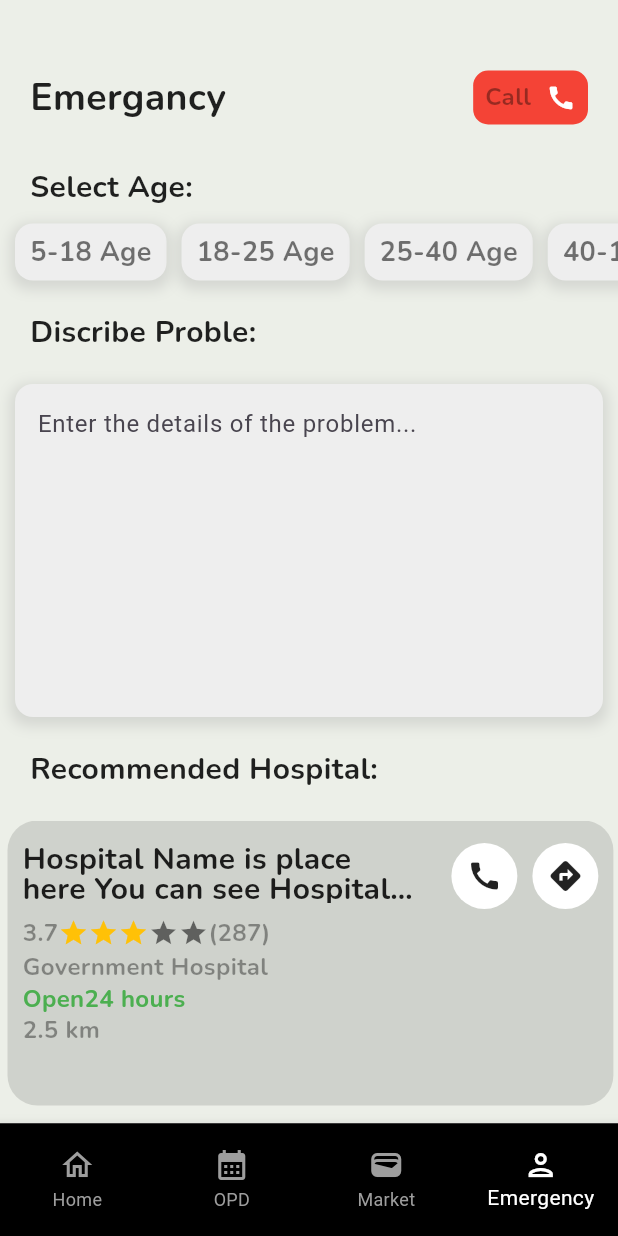
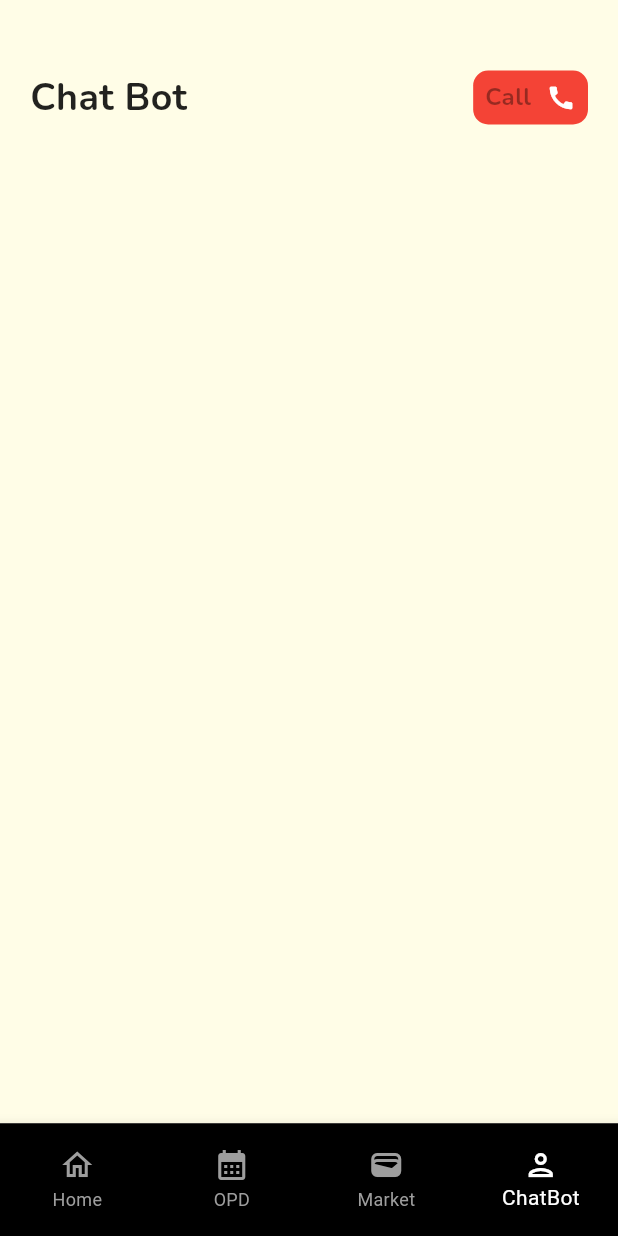
Before and after one commit to Rudra-Karangutkar/Hospital_Care, a Flutter app: the screen it shows after launch, item 4 of the bottom bar chosen, on a phone screen of 412 x 824 dp. Run offline on Flutter 3.47's test engine with Material 3 defaults, Android fonts, the phone set to English and light mode, and no system bars; our stand-ins replace table_calendar; missing offline and left inert: dart:ffi.

Commit message:
Fourth Commit

```diff
--- a/health_care/lib/pages/book_opd.dart
+++ b/health_care/lib/pages/book_opd.dart
@@ -39,7 +39,7 @@ class _BookOpdState extends State<BookOpd> {
   @override
   Widget build(BuildContext context) {
     return Scaffold(
-       backgroundColor: Color(0xffecefe8),
+       backgroundColor: Color(0xfffffde7),
       body: Container(
         child: Column(
           children: [
--- a/health_care/lib/pages/bottomnav.dart
+++ b/health_care/lib/pages/bottomnav.dart
@@ -1,4 +1,5 @@
 import 'package:flutter/material.dart';
+import 'package:health_care/pages/chatbot.dart';
 import 'package:health_care/pages/opd.dart';
 import 'package:health_care/pages/emergency.dart';
 import 'package:health_care/pages/market.dart';
@@ -19,7 +20,7 @@ class _BottomNavState extends State<BottomNav> {
   late Home homapage;
   late Opd opdpage;
   late Market marketpage;
-  late Emergency emergencypage;
+  late ChatBot chatbotpage;
 
   @override
   void initState() {
@@ -27,9 +28,9 @@ class _BottomNavState extends State<BottomNav> {
     homapage = Home();
     opdpage = Opd();
     marketpage = Market();
-    emergencypage = Emergency();
+    chatbotpage = ChatBot();
 
-    pages = [homapage, opdpage, marketpage, emergencypage];
+    pages = [homapage, opdpage, marketpage, chatbotpage];
   }
 
   @override
@@ -61,7 +62,7 @@ class _BottomNavState extends State<BottomNav> {
             ),
             BottomNavigationBarItem(
               icon: Icon(Icons.person_outlined),
-              label: 'Emergency',
+              label: 'ChatBot',
             ),
           ],
           selectedItemColor: Colors.white,
--- /dev/null
+++ b/health_care/lib/pages/chatbot.dart
@@ -0,0 +1,81 @@
+import 'package:flutter/material.dart';
+import 'package:health_care/widgets/widgets_support.dart';
+
+
+
+class ChatBot extends StatefulWidget {
+  const ChatBot({super.key});
+
+  @override
+  State<ChatBot> createState() => _ChatBotState();
+}
+
+class _ChatBotState extends State<ChatBot> {
+  @override
+  Widget build(BuildContext context) {
+    return Scaffold(
+      backgroundColor: Color(0xfffffde7),
+      body: Container(
+        child: Column(
+          children: [
+            Container(
+              height: 110,
+              width: MediaQuery.of(context).size.width,
+              child: AppBarMain(),
+            ),
+            Container(
+              child: Expanded(
+                child: SingleChildScrollView(
+                  child: Column(
+                    children: [
+                    ],
+                  ),
+                ),
+              ),
+            )
+          ],
+        ),
+      ),
+    );
+  }
+
+
+   Widget AppBarMain() {
+    return Container(
+      margin: EdgeInsets.only(top: 20, right: 20, left: 20),
+      child: Row(
+        children: [
+          Container(
+            child: Text(
+              'Chat Bot',
+              style: AppWidget.boldSize25TextStyle(),
+            ),
+          ),
+          Spacer(),
+          Container(
+            padding: EdgeInsets.all(8),
+            decoration: BoxDecoration(
+                color: Colors.red, borderRadius: BorderRadius.circular(10)),
+            child: Row(
+              children: [
+                Text(
+                  'Call',
+                  style: AppWidget.semiBoldSize16TextStyle(),
+                ),
+                SizedBox(
+                  width: 10,
+                ),
+                Icon(
+                  Icons.call,
+                  color: Colors.white,
+                  size: 20,
+                ),
+              ],
+            ),
+          )
+        ],
+      ),
+    );
+  }
+
+}
--- a/health_care/lib/pages/emergency.dart
+++ b/health_care/lib/pages/emergency.dart
@@ -13,7 +13,7 @@ class _EmergencyState extends State<Emergency> {
   @override
   Widget build(BuildContext context) {
     return Scaffold(
-      backgroundColor: Color(0xffecefe8),
+      backgroundColor: Color(0xfffffde7),
       body: Container(
         child: Column(
           children: [
@@ -101,7 +101,7 @@ class _EmergencyState extends State<Emergency> {
                     margin: EdgeInsets.only(left: 10, top: 10, bottom: 20),
                     decoration: BoxDecoration(
                       color:
-                          Colors.grey.shade200, // Background color for the box
+                          Colors.white, // Background color for the box
                       borderRadius:
                           BorderRadius.circular(12), // Rounded corners
                       boxShadow: [
@@ -125,7 +125,7 @@ class _EmergencyState extends State<Emergency> {
                     margin: EdgeInsets.only(left: 10, top: 10, bottom: 20),
                     decoration: BoxDecoration(
                       color:
-                          Colors.grey.shade200, // Background color for the box
+                          Colors.white, // Background color for the box
                       borderRadius:
                           BorderRadius.circular(12), // Rounded corners
                       boxShadow: [
@@ -149,7 +149,7 @@ class _EmergencyState extends State<Emergency> {
                     margin: EdgeInsets.only(left: 10, top: 10, bottom: 20),
                     decoration: BoxDecoration(
                       color:
-                          Colors.grey.shade200, // Background color for the box
+                          Colors.white, // Background color for the box
                       borderRadius:
                           BorderRadius.circular(12), // Rounded corners
                       boxShadow: [
@@ -174,7 +174,7 @@ class _EmergencyState extends State<Emergency> {
                         left: 10, top: 10, bottom: 20, right: 10),
                     decoration: BoxDecoration(
                       color:
-                          Colors.grey.shade200, // Background color for the box
+                          Colors.white, // Background color for the box
                       borderRadius:
                           BorderRadius.circular(12), // Rounded corners
                       boxShadow: [
@@ -218,7 +218,7 @@ class _EmergencyState extends State<Emergency> {
           Container(
             margin: EdgeInsets.only(left: 10, right: 10, top: 20),
             decoration: BoxDecoration(
-              color: Colors.grey.shade200,
+              color: Colors.white,
               borderRadius: BorderRadius.circular(12),
               boxShadow: [
                 BoxShadow(
@@ -468,4 +468,7 @@ class _EmergencyState extends State<Emergency> {
       ),
     );
   }
+
+
+
 }
--- a/health_care/lib/pages/history_opd.dart
+++ b/health_care/lib/pages/history_opd.dart
@@ -15,7 +15,7 @@ class _HistoryOpdState extends State<HistoryOpd> {
   @override
   Widget build(BuildContext context) {
     return Scaffold(
-       backgroundColor: Color(0xffecefe8),
+       backgroundColor: Color(0xfffffde7),
       body: Container(
         child: Column(
           children: [
--- a/health_care/lib/pages/opd.dart
+++ b/health_care/lib/pages/opd.dart
@@ -15,7 +15,7 @@ class _OpdState extends State<Opd> {
   @override
   Widget build(BuildContext context) {
     return Scaffold(
-      backgroundColor: Color(0xffecefe8),
+      backgroundColor: Color(0xfffffde7),
       body: Container(
         child: Column(
           children: [
--- a/health_care/lib/pages/profile.dart
+++ b/health_care/lib/pages/profile.dart
@@ -12,7 +12,7 @@ class _ProfileState extends State<Profile> {
   @override
   Widget build(BuildContext context) {
     return Scaffold(
-      backgroundColor: Color(0xffecefe8),
+      backgroundColor: Color(0xfffffde7),
       body: Container(
         child: Column(
           children: [
@@ -100,7 +100,7 @@ class _ProfileState extends State<Profile> {
         Container(
           child: CircleAvatar(
             radius: 70,
-            backgroundColor: Colors.green,
+            backgroundColor: Colors.red,
             backgroundImage:
                 AssetImage('assets/images/profile.png'), // Image from assets
           ),
--- a/health_care/lib/widgets/widgets_support.dart
+++ b/health_care/lib/widgets/widgets_support.dart
@@ -132,7 +132,7 @@ class AppWidget {
 
   static BoxDecoration greenShadowBoxDecoration() {
     return BoxDecoration(
-      color: const Color.fromARGB(255, 147, 255, 168),
+      color: Colors.blueGrey,
       borderRadius: BorderRadius.circular(10),
       // Shadow to create elevation effect
       boxShadow: [
@@ -147,7 +147,7 @@ class AppWidget {
   }
   static BoxDecoration lightgreenShadowBoxDecoration() {
     return BoxDecoration(
-      color: const Color.fromARGB(255, 235, 251, 240),
+      color: Colors.blueGrey.shade300,
       shape: BoxShape.circle,
       // Shadow to create elevation effect
       boxShadow: [
```
Also changed, not shown: health_care/lib/pages/home.dart (+41 -57 lines).
